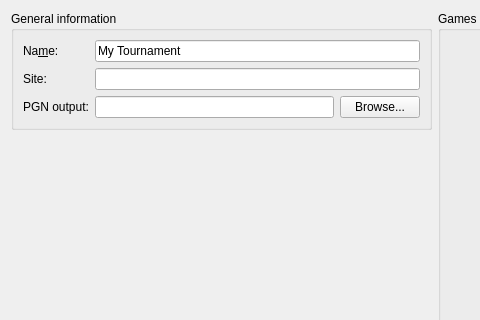
Above: projects/gui/ui/newtournamentdlg.ui from cutechess/cutechess before the change; both pictures show x 0 to 480 and y 0 to 320 of the 803 by 438 pixel window. Below: the same form after it.
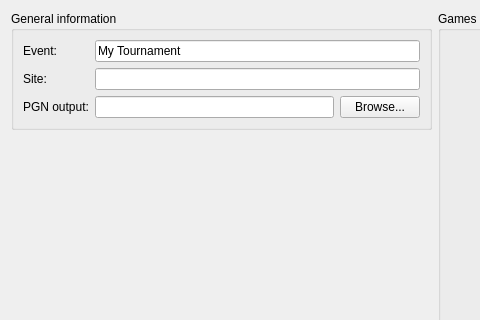
That is the form after the change. Icons and pictures are not drawn. Custom widgets are drawn as their Qt base class.

Commit message: gui: rename "Name" to "Event" in NewTournamentDialog (fixes #130)

```diff
--- a/projects/gui/ui/newtournamentdlg.ui
+++ b/projects/gui/ui/newtournamentdlg.ui
@@ -27,7 +27,7 @@
           <item row="0" column="0">
            <widget class="QLabel" name="label_3">
             <property name="text">
-             <string>Na&amp;me:</string>
+             <string>Event:</string>
             </property>
             <property name="buddy">
              <cstring>m_nameEdit</cstring>
```
